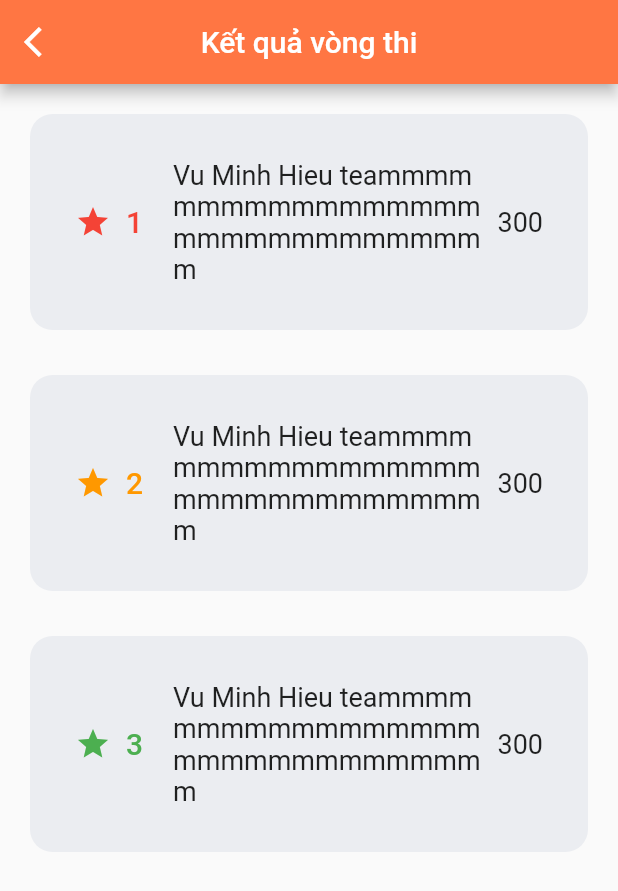
After one commit to vuthingngoc/UniCEC_Mobi, a Flutter app: the ViewCompetitionRoundResultPage screen opened directly, on a phone screen of 412 x 824 dp. The commit adds this screen. Shown: the top 891 px of the screen. Run offline on Flutter 3.47's test engine with Material 2 defaults, Android fonts, the phone set to English and light mode, and no system bars; our stand-ins replace awesome_dialog, cloud_firestore, equatable, firebase_auth, firebase_core, firebase_messaging and 11 more; missing offline and left inert: gender_picker, loadmore; accounts and stored records are empty.

Commit message:
create UI competition round result

```diff
--- /dev/null
+++ b/lib/screens/competition_round_result/competition_round_result.dart
@@ -0,0 +1,45 @@
+import 'package:flutter/material.dart';
+import '../../utils/app_color.dart';
+import 'component/competition_round_result_menu.dart';
+
+class ViewCompetitionRoundResultPage extends StatefulWidget {
+  // ViewCompetitionRoundResultPage({required this.bloc});
+
+  @override
+  State<StatefulWidget> createState() => _ViewCompetitionRoundResultPageState();
+}
+
+class _ViewCompetitionRoundResultPageState
+    extends State<ViewCompetitionRoundResultPage>
+    with AutomaticKeepAliveClientMixin {
+  //bloc
+  // ViewCompetitionMemberTaskBloc get bloc => widget.bloc;
+
+  @override
+  bool get wantKeepAlive => true;
+
+  @override
+  void initState() {}
+
+  @override
+  Widget build(BuildContext context) {
+    return Scaffold(
+      appBar: AppBar(
+        leading: IconButton(
+          onPressed: () {
+            Navigator.of(context).pop(true);
+          },
+          icon: Icon(Icons.arrow_back_ios, color: Colors.white),
+        ),
+        title: Text(
+          "Kết quả vòng thi",
+          style: TextStyle(color: Colors.white),
+        ),
+        automaticallyImplyLeading: false,
+        centerTitle: true,
+        backgroundColor: AppColors.mainColor,
+      ),
+      body: ViewCompetitionRoundResultMenu(),
+    );
+  }
+}
--- /dev/null
+++ b/lib/screens/competition_round_result/component/competition_round_result_menu.dart
@@ -0,0 +1,231 @@
+import 'package:flutter/material.dart';
+import 'package:flutter_bloc/flutter_bloc.dart';
+import '/bloc/view_competition_member_task/view_competition_member_task_event.dart';
+import '../../../bloc/view_competition_member_task/view_competition_member_task_bloc.dart';
+
+class ViewCompetitionRoundResultMenu extends StatefulWidget {
+  const ViewCompetitionRoundResultMenu({
+    Key? key,
+  }) : super(key: key);
+
+  @override
+  State<ViewCompetitionRoundResultMenu> createState() =>
+      _ViewCompetitionRoundResultMenuState();
+}
+
+class _ViewCompetitionRoundResultMenuState
+    extends State<ViewCompetitionRoundResultMenu> {
+  //load
+  void load(BuildContext context) {
+    BlocProvider.of<ViewCompetitionMemberTaskBloc>(context)
+        .add(LoadAddMoreEvent());
+  }
+
+  //refresh
+
+  @override
+  Widget build(BuildContext context) {
+    //bloc
+    // Padding(
+    //   padding: const EdgeInsets.only(top: 180.0),
+    //   child: Column(
+    //     children: [
+    //       Container(
+    //           decoration: BoxDecoration(
+    //               image: DecorationImage(
+    //                   alignment: Alignment.topCenter,
+    //                   image: AssetImage(
+    //                       "assets/img/not-found-icon-24.jpg"),
+    //                   fit: BoxFit.fitWidth))),
+    //       Image.asset("assets/img/not-found-icon-24.jpg"),
+    //       Padding(
+    //         padding: const EdgeInsets.only(top: 25.0),
+    //         child: Text(
+    //           'Hiện tại chưa có kết quả vòng thi này',
+    //           style: TextStyle(fontSize: 20),
+    //         ),
+    //       ),
+    //     ],
+    //   ),
+    // )
+    return Container(
+      child: Column(
+        children: [
+          Padding(
+          padding: EdgeInsets.only(right: 20, left: 20, top: 20, bottom: 10),
+          child: TextButton(
+            style: TextButton.styleFrom(
+              primary: Colors.black87,
+              padding: EdgeInsets.all(20),
+              shape: RoundedRectangleBorder(
+                  borderRadius: BorderRadius.circular(15)),
+              backgroundColor: Color.fromARGB(255, 235, 237, 241),
+            ),
+            onPressed: () async {},
+            child: Column(
+              children: [
+                Container(
+                  padding: const EdgeInsets.all(10),
+                  child: Row(
+                    children: [
+                      Icon(
+                        Icons.star,
+                        color: Colors.red,
+                      ),
+                      Container(
+                        padding: EdgeInsets.only(left: 10),
+                        child: Text("1",
+                            style: TextStyle(fontSize: 20, color: Colors.red)),
+                      ),
+                      Expanded(
+                        child: Container(
+                          padding: EdgeInsets.only(left: 20),
+                          child: Text("Vu Minh Hieu teammmmmmmmmmmmmmmmmmmmmmmmmmmmmmm",
+                              style: TextStyle(fontSize: 18, fontWeight: FontWeight.normal)),
+                        ),
+                      ),
+                      Container(
+                          padding: EdgeInsets.only(left: 10),
+                          child: Text("300", style: TextStyle(fontSize: 18, fontWeight: FontWeight.normal))),
+                    ],
+                  ),
+                ),
+              ],
+            ),
+          ),
+        ),
+          Padding(
+            padding: EdgeInsets.only(right: 20, left: 20, top: 20, bottom: 10),
+            child: TextButton(
+              style: TextButton.styleFrom(
+                primary: Colors.black87,
+                padding: EdgeInsets.all(20),
+                shape: RoundedRectangleBorder(
+                    borderRadius: BorderRadius.circular(15)),
+                backgroundColor: Color.fromARGB(255, 235, 237, 241),
+              ),
+              onPressed: () async {},
+              child: Column(
+                children: [
+                  Container(
+                    padding: const EdgeInsets.all(10),
+                    child: Row(
+                      children: [
+                        Icon(
+                          Icons.star,
+                          color: Colors.orange,
+                        ),
+                        Container(
+                          padding: EdgeInsets.only(left: 10),
+                          child: Text("2",
+                              style: TextStyle(fontSize: 20, color: Colors.orange)),
+                        ),
+                        Expanded(
+                          child: Container(
+                            padding: EdgeInsets.only(left: 20),
+                            child: Text("Vu Minh Hieu teammmmmmmmmmmmmmmmmmmmmmmmmmmmmmm",
+                                style: TextStyle(fontSize: 18, fontWeight: FontWeight.normal)),
+                          ),
+                        ),
+                        Container(
+                            padding: EdgeInsets.only(left: 10),
+                            child: Text("300", style: TextStyle(fontSize: 18, fontWeight: FontWeight.normal))),
+                      ],
+                    ),
+                  ),
+                ],
+              ),
+            ),
+          ),
+          Padding(
+            padding: EdgeInsets.only(right: 20, left: 20, top: 20, bottom: 10),
+            child: TextButton(
+              style: TextButton.styleFrom(
+                primary: Colors.black87,
+                padding: EdgeInsets.all(20),
+                shape: RoundedRectangleBorder(
+                    borderRadius: BorderRadius.circular(15)),
+                backgroundColor: Color.fromARGB(255, 235, 237, 241),
+              ),
+              onPressed: () async {},
+              child: Column(
+                children: [
+                  Container(
+                    padding: const EdgeInsets.all(10),
+                    child: Row(
+                      children: [
+                        Icon(
+                          Icons.star,
+                          color: Colors.green,
+                        ),
+                        Container(
+                          padding: EdgeInsets.only(left: 10),
+                          child: Text("3",
+                              style: TextStyle(fontSize: 20, color: Colors.green)),
+                        ),
+                        Expanded(
+                          child: Container(
+                            padding: EdgeInsets.only(left: 20),
+                            child: Text("Vu Minh Hieu teammmmmmmmmmmmmmmmmmmmmmmmmmmmmmm",
+                                style: TextStyle(fontSize: 18, fontWeight: FontWeight.normal)),
+                          ),
+                        ),
+                        Container(
+                            padding: EdgeInsets.only(left: 10),
+                            child: Text("300", style: TextStyle(fontSize: 18, fontWeight: FontWeight.normal))),
+                      ],
+                    ),
+                  ),
+                ],
+              ),
+            ),
+          ),
+          //     : Padding(
+          //   padding: const EdgeInsets.only(top: 180.0),
+          //   child: Column(
+          //     children: [
+          //       Container(
+          //           decoration: BoxDecoration(
+          //               image: DecorationImage(
+          //                   alignment:
+          //                   Alignment.topCenter,
+          //                   image: AssetImage(
+          //                       "assets/img/not-found-icon-24.jpg"),
+          //                   fit: BoxFit.fitWidth))),
+          //       Image.asset(
+          //           "assets/img/not-found-icon-24.jpg"),
+          //       Padding(
+          //         padding:
+          //         const EdgeInsets.only(top: 25.0),
+          //         child: Text(
+          //           'Hiện tại bạn không có hoạt động nào!',
+          //           style: TextStyle(fontSize: 20),
+          //         ),
+          //       ),
+          //     ],
+          //   ),
+          // )
+        ],
+      ),
+    );
+  }
+
+// Future<bool> _loadMore(BuildContext context) async {
+//   print("onLoadMore");
+//   await Future.delayed(Duration(seconds: 0, milliseconds: 5000));
+//   BlocProvider.of<ViewCompetitionMemberTaskBloc>(context)
+//       .add(IncrementalEvent());
+//   //lúc này stateModel cũng có r nhưng mà chưa có hàm render lại cái view
+//   //phải đưa cái hàm này vào trong để add event và có state
+//   load(context);
+//   return true;
+// }
+//
+// Future<bool> _refresh(BuildContext context) async {
+//   print("onRefresh");
+//   BlocProvider.of<ViewCompetitionMemberTaskBloc>(context).add(RefreshEvent());
+//   await Future.delayed(Duration(seconds: 0, milliseconds: 5000));
+//   refresh(context);
+//   return true;
+// }
+}
--- a/lib/screens/main_page/main_page.dart
+++ b/lib/screens/main_page/main_page.dart
@@ -26,6 +26,7 @@ import '../../models/common/current_user.dart';
 import '../../utils/app_color.dart';
 import '../../utils/log.dart';
 import '../competition/competition_page.dart';
+import '../competition_round_result/competition_round_result.dart';
 import '../notification/notification_page.dart';
 import '../profile/profile_page.dart';
 import '../size_config.dart';
@@ -221,6 +222,7 @@ class _MainPageState extends State<MainPage> {
                         ViewCompetitionMemberTaskBloc>()), // trang show Competition mà Member này có task ở trỏng
                 CompetitionPage(bloc: GetIt.I.get<CompetitionBloc>()),
                 NotificationPage(bloc: GetIt.I.get<NotificationBloc>()),
+                // ViewCompetitionRoundResultPage(),
                 //ViewListCompetitionOfParticipantPage(),
                 ProfilePage(bloc: GetIt.I.get<ProfileBloc>())
                 //ViewDetailActivityPage(),
--- a/lib/screens/notification/widgets/list_notification.dart
+++ b/lib/screens/notification/widgets/list_notification.dart
@@ -96,10 +96,11 @@ class _ListNotificationState extends State<ListNotification> {
                                           notifications[index].title,
                                           style: TextStyle(
                                             fontWeight: FontWeight.bold,
-                                            fontSize: Dimens.size20,
+                                            fontSize: 18,
                                           ),
                                           maxLines: 2,
                                         ),
+                                        SizedBox(height: 10,),
                                         Row(
                                           children: [
                                             Expanded(
@@ -109,7 +110,7 @@ class _ListNotificationState extends State<ListNotification> {
                                                         .createTime),
                                                 style: TextStyle(
                                                   color: Colors.black26,
-                                                  fontSize: Dimens.size15,
+                                                  fontSize: 15,
                                                 ),
                                                 maxLines: 1,
                                               ),
@@ -122,7 +123,7 @@ class _ListNotificationState extends State<ListNotification> {
                                         Text(
                                           notifications[index].body,
                                           style: TextStyle(
-                                              fontSize: Dimens.size16),
+                                              fontSize: 16),
                                           maxLines: 2,
                                           overflow: TextOverflow.ellipsis,
                                         )
--- a/lib/screens/view_competition_member_task/component/list_competition_member_task_menu.dart
+++ b/lib/screens/view_competition_member_task/component/list_competition_member_task_menu.dart
@@ -2,6 +2,7 @@ import 'package:flutter/material.dart';
 import 'package:flutter_bloc/flutter_bloc.dart';
 import 'package:get_it/get_it.dart';
 import 'package:loadmore/loadmore.dart';
+import 'package:unicec_mobi/constants/Theme.dart';
 import '../../../utils/loading.dart';
 import '../../../utils/utils.dart';
 import '/bloc/view_competition_member_task/view_competition_member_task_event.dart';
@@ -71,7 +72,7 @@ class _ViewCompetitionMemberTaskMenuState
                   child: Column(
                     children: [
                       Padding(
-                        padding: const EdgeInsets.only(top: 10),
+                        padding: const EdgeInsets.only(right: 20, left: 20, top: 20),
                         child: Row(
                           mainAxisAlignment: MainAxisAlignment.center,
                           children: [
@@ -106,12 +107,16 @@ class _ViewCompetitionMemberTaskMenuState
                                     ),
                                   )),
                             ),
-                            GestureDetector(
-                              onTap: () {
-                                bloc.add(LoadingEvent());
-                                bloc.add(SearchEvent());
-                              },
-                              child: Icon(Icons.search),
+                            Container(
+                              padding: EdgeInsets.only(left: 10),
+                              child: GestureDetector(
+
+                                onTap: () {
+                                  bloc.add(LoadingEvent());
+                                  bloc.add(SearchEvent());
+                                },
+                                child: Icon(Icons.search),
+                              ),
                             ),
                             PopupMenuButton<int>(
                                 icon: Icon(Icons.filter_alt_outlined),
@@ -127,15 +132,15 @@ class _ViewCompetitionMemberTaskMenuState
                                       value: 1,
                                       child: (state.isEvent == false)
                                           ? Container(
-                                              color: Colors.green,
+
                                               child: Row(
                                                 children: <Widget>[
-                                                  Icon(Icons.camera, size: 18),
+                                                  Icon(Icons.camera, size: 18, color: ArgonColors.warning),
                                                   Padding(
                                                     padding:
                                                         const EdgeInsets.only(
                                                             left: 8.0),
-                                                    child: Text('Cuộc Thi'),
+                                                    child: Text('Cuộc Thi', style: TextStyle(color: ArgonColors.warning),),
                                                   ),
                                                 ],
                                               ),
@@ -161,15 +166,14 @@ class _ViewCompetitionMemberTaskMenuState
                                       value: 2,
                                       child: (state.isEvent)
                                           ? Container(
-                                              color: Colors.green,
                                               child: Row(
                                                 children: <Widget>[
-                                                  Icon(Icons.school, size: 18),
+                                                  Icon(Icons.school, size: 18, color: ArgonColors.warning),
                                                   Padding(
                                                     padding:
                                                         const EdgeInsets.only(
                                                             left: 8.0),
-                                                    child: Text('Sự Kiện'),
+                                                    child: Text('Sự Kiện', style: TextStyle(color: ArgonColors.warning),),
                                                   ),
                                                 ],
                                               ),
@@ -214,8 +218,7 @@ class _ViewCompetitionMemberTaskMenuState
                                       itemCount: state.listCompetition.length,
                                       itemBuilder: (context, index) {
                                         return Padding(
-                                          padding: EdgeInsets.symmetric(
-                                              horizontal: 20, vertical: 30),
+                                          padding: EdgeInsets.only(right: 20, left: 20, top: 20, bottom: 10),
                                           child: TextButton(
                                             style: TextButton.styleFrom(
                                               primary: Colors.black87,
```
